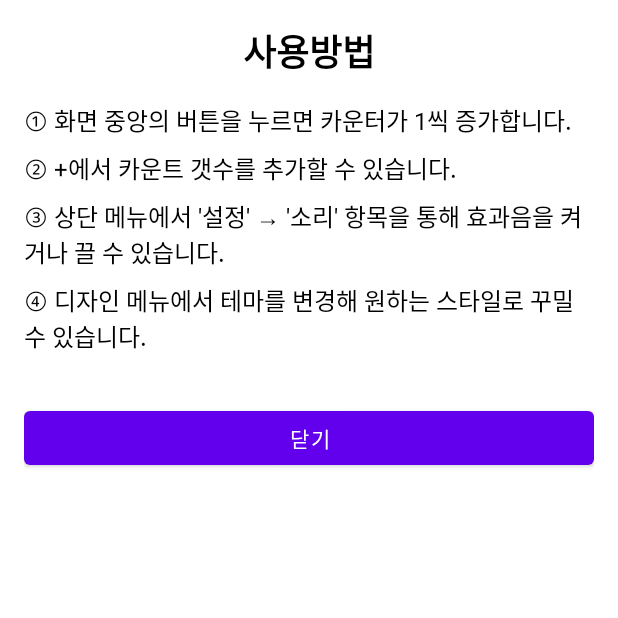
After one commit to LibrumLego/Clicker, an Android app: the HowToUseActivity screen opened directly, with no data from a screen before it, on a phone screen of 412 x 824 dp, the top half of it. The commit adds this screen. Run offline under Robolectric (Android 15) with nearby library versions, the phone set to English and light mode, and no system bars.

Commit message:
설정창 수정

```diff
--- a/app/src/main/AndroidManifest.xml
+++ b/app/src/main/AndroidManifest.xml
@@ -32,6 +32,9 @@
             android:name=".SettingsActivity"
             android:exported="false">
         </activity>
+
+        <activity android:name=".HowToUseActivity" />
+
     </application>
 
 </manifest>
--- /dev/null
+++ b/app/src/main/java/com/clicker/HowToUseActivity.kt
@@ -0,0 +1,17 @@
+package com.clicker
+
+import android.os.Bundle
+import android.widget.Button
+import androidx.appcompat.app.AppCompatActivity
+
+class HowToUseActivity : AppCompatActivity() {
+    override fun onCreate(savedInstanceState: Bundle?) {
+        super.onCreate(savedInstanceState)
+        setContentView(R.layout.activity_how_to_use)
+
+        val closeButton: Button = findViewById(R.id.button_close)
+        closeButton.setOnClickListener {
+            finish()
+        }
+    }
+}
--- /dev/null
+++ b/app/src/main/res/layout/activity_how_to_use.xml
@@ -0,0 +1,69 @@
+<?xml version="1.0" encoding="utf-8"?>
+<ScrollView xmlns:android="http://schemas.android.com/apk/res/android"
+    xmlns:tools="http://schemas.android.com/tools"
+    android:layout_width="match_parent"
+    android:layout_height="match_parent"
+    android:background="@android:color/white"
+    tools:context=".HowToUseActivity">
+
+    <LinearLayout
+        android:layout_width="match_parent"
+        android:layout_height="wrap_content"
+        android:orientation="vertical"
+        android:padding="16dp">
+
+        <!-- 상단 제목 -->
+        <TextView
+            android:layout_width="match_parent"
+            android:layout_height="wrap_content"
+            android:text="사용방법"
+            android:textSize="24sp"
+            android:textStyle="bold"
+            android:textColor="@color/black"
+            android:gravity="center"
+            android:paddingBottom="16dp" />
+
+        <!-- 카운터 설명 -->
+        <TextView
+            android:layout_width="match_parent"
+            android:layout_height="wrap_content"
+            android:text="① 화면 중앙의 버튼을 누르면 카운터가 1씩 증가합니다."
+            android:textSize="16sp"
+            android:textColor="@color/black"
+            android:paddingBottom="8dp" />
+
+        <TextView
+            android:layout_width="match_parent"
+            android:layout_height="wrap_content"
+            android:text="② +에서 카운트 갯수를 추가할 수 있습니다."
+            android:textSize="16sp"
+            android:textColor="@color/black"
+            android:paddingBottom="8dp" />
+
+        <TextView
+            android:layout_width="match_parent"
+            android:layout_height="wrap_content"
+            android:text="③ 상단 메뉴에서 '설정' → '소리' 항목을 통해 효과음을 켜거나 끌 수 있습니다."
+            android:textSize="16sp"
+            android:textColor="@color/black"
+            android:paddingBottom="8dp" />
+
+        <TextView
+            android:layout_width="match_parent"
+            android:layout_height="wrap_content"
+            android:text="④ 디자인 메뉴에서 테마를 변경해 원하는 스타일로 꾸밀 수 있습니다."
+            android:textSize="16sp"
+            android:textColor="@color/black"
+            android:paddingBottom="8dp" />
+
+        <!-- 하단 닫기 버튼 -->
+        <Button
+            android:id="@+id/button_close"
+            android:layout_width="match_parent"
+            android:layout_height="wrap_content"
+            android:text="닫기"
+            android:textAllCaps="false"
+            android:layout_marginTop="24dp" />
+
+    </LinearLayout>
+</ScrollView>
```
Also changed, not shown: app/src/main/java/com/clicker/SettingsActivity.kt (+48 -0 lines), app/src/main/res/layout/activity_settings.xml (+1 -12 lines).
